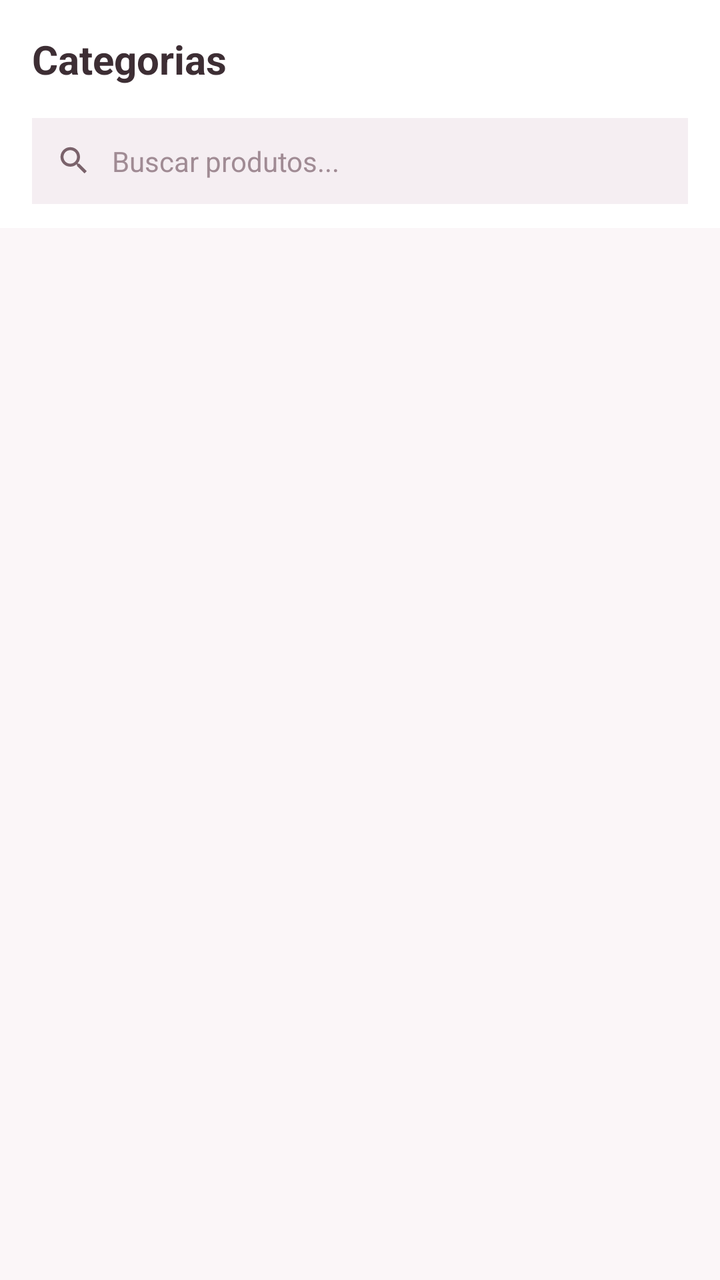
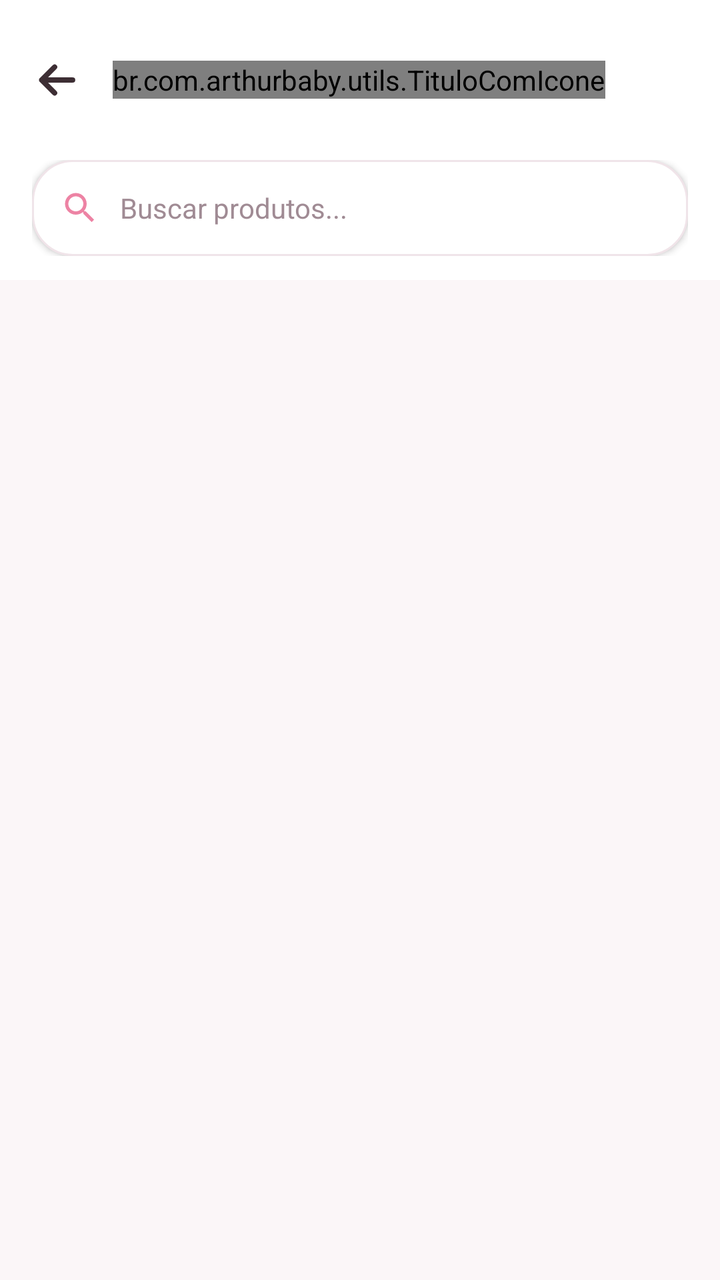

Before-and-after screenshots of an Android layout around one commit, followed by the original layout XML and the change that was made.
<!-- AndroidManifest.xml: application theme Theme.ArthurBaby -->
<!-- res/layout/fragment_categorias.xml -->
<?xml version="1.0" encoding="utf-8"?>
<LinearLayout xmlns:android="http://schemas.android.com/apk/res/android"
    xmlns:app="http://schemas.android.com/apk/res-auto"
    android:layout_width="match_parent"
    android:layout_height="match_parent"
    android:orientation="vertical"
    android:background="@color/fundo_claro">

    
    <LinearLayout
        android:layout_width="match_parent"
        android:layout_height="wrap_content"
        android:orientation="horizontal"
        android:gravity="center_vertical"
        android:padding="16dp"
        android:background="@color/branco">

        <TextView
            android:layout_width="0dp"
            android:layout_height="wrap_content"
            android:layout_weight="1"
            android:text="Categorias"
            android:textColor="@color/texto_primario"
            android:textSize="20sp"
            android:textStyle="bold" />
    </LinearLayout>

    
    <LinearLayout
        android:layout_width="match_parent"
        android:layout_height="wrap_content"
        android:orientation="horizontal"
        android:gravity="center_vertical"
        android:background="@color/branco"
        android:paddingHorizontal="16dp"
        android:paddingBottom="12dp">

        <LinearLayout
            android:layout_width="match_parent"
            android:layout_height="wrap_content"
            android:orientation="horizontal"
            android:gravity="center_vertical"
            android:background="@color/superficie"
            android:padding="12dp">

            <ImageView
                android:layout_width="18dp"
                android:layout_height="18dp"
                android:src="@drawable/ic_busca"
                app:tint="@color/cinza_medio"
                android:contentDescription="Buscar" />

            <TextView
                android:id="@+id/atalhoBuscaCat"
                android:layout_width="wrap_content"
                android:layout_height="wrap_content"
                android:text="Buscar produtos..."
                android:textColor="@color/cinza_texto"
                android:textSize="14sp"
                android:layout_marginStart="10dp" />
        </LinearLayout>
    </LinearLayout>

    
    <ProgressBar
        android:id="@+id/progressBar"
        android:layout_width="48dp"
        android:layout_height="48dp"
        android:layout_gravity="center_horizontal"
        android:layout_marginTop="60dp"
        android:indeterminateTint="@color/verde_arthur"
        android:visibility="visible" />

    
    <androidx.recyclerview.widget.RecyclerView
        android:id="@+id/rvCategorias"
        android:layout_width="match_parent"
        android:layout_height="match_parent"
        android:padding="16dp"
        android:clipToPadding="false"
        android:visibility="gone" />

</LinearLayout>
<!-- resources referenced by this layout -->
<resources>
  <color name="branco">#FFFFFF</color>
  <color name="cinza_medio">#7A626B</color>
  <color name="cinza_texto">#A08B94</color>
  <color name="fundo_claro">#FBF6F8</color>
  <color name="superficie">#F5EEF2</color>
  <color name="texto_primario">#3D2E34</color>
  <color name="verde_arthur">#37B6B0</color>
  <!-- drawable ic_busca (drawable) -->
  <vector xmlns:android="http://schemas.android.com/apk/res/android"
      android:width="24dp"
      android:height="24dp"
      android:viewportWidth="24"
      android:viewportHeight="24">
      <path
          android:fillColor="#FF000000"
          android:pathData="M15.5,14h-0.79l-0.28,-0.27C15.41,12.59 16,11.11 16,9.5 16,5.91 13.09,3 9.5,3S3,5.91 3,9.5 5.91,16 9.5,16c1.61,0 3.09,-0.59 4.23,-1.57l0.27,0.28v0.79l5,4.99L20.49,19l-4.99,-5zM9.5,14C7.01,14 5,11.99 5,9.5S7.01,5 9.5,5 14,7.01 14,9.5 11.99,14 9.5,14z"/>
  </vector>
  <style name="Theme.ArthurBaby" parent="Theme.MaterialComponents.DayNight.NoActionBar">
          <item name="colorPrimary">@color/verde_arthur</item>
          <item name="colorPrimaryVariant">@color/verde_escuro</item>
          <item name="colorOnPrimary">@color/branco</item>
          <item name="colorSecondary">@color/rosa_arthur</item>
          <item name="colorSecondaryVariant">@color/rosa_escuro</item>
          <item name="colorOnSecondary">@color/branco</item>
          <item name="android:statusBarColor">@color/verde_arthur</item>
          <item name="android:windowBackground">@color/fundo_claro</item>
          <item name="android:navigationBarColor">@color/branco</item>
          <item name="colorSurface">@color/branco</item>
          <item name="colorOnSurface">@color/texto_primario</item>
  
          
          <item name="android:windowLightStatusBar">false</item>
          <item name="android:windowLightNavigationBar">true</item>
      </style>
  <color name="verde_escuro">#2A8F8A</color>
  <color name="rosa_arthur">#ED83A4</color>
  <color name="rosa_escuro">#D56586</color>
</resources>

<!-- the commit's change to res/layout/fragment_categorias.xml (unified diff, before → after) -->
@@ -15,14 +15,28 @@
         android:padding="16dp"
         android:background="@color/branco">
 
-        <TextView
-            android:layout_width="0dp"
+        <ImageButton
+            android:id="@+id/btnVoltarCategorias"
+            style="@style/BotaoVoltar"
+            app:tint="@color/texto_primario" />
+
+        <br.com.arthurbaby.utils.TituloComIcone
+            android:layout_width="wrap_content"
             android:layout_height="wrap_content"
-            android:layout_weight="1"
             android:text="Categorias"
             android:textColor="@color/texto_primario"
             android:textSize="20sp"
-            android:textStyle="bold" />
+            android:textStyle="bold"
+            app:iconeTitulo="@drawable/ic_categorias" />
+
+
+        <Space
+
+            android:layout_width="0dp"
+
+            android:layout_height="1dp"
+
+            android:layout_weight="1" />
     </LinearLayout>
 
     
@@ -40,19 +54,20 @@
             android:layout_height="wrap_content"
             android:orientation="horizontal"
             android:gravity="center_vertical"
-            android:background="@color/superficie"
-            android:padding="12dp">
+            android:background="@drawable/bg_card_suave"
+            android:padding="14dp"
+            android:elevation="2dp">
 
             <ImageView
-                android:layout_width="18dp"
-                android:layout_height="18dp"
+                android:layout_width="20dp"
+                android:layout_height="20dp"
                 android:src="@drawable/ic_busca"
-                app:tint="@color/cinza_medio"
+                app:tint="@color/rosa_arthur"
                 android:contentDescription="Buscar" />
 
             <TextView
                 android:id="@+id/atalhoBuscaCat"
-                android:layout_width="wrap_content"
+                android:layout_width="match_parent"
                 android:layout_height="wrap_content"
                 android:text="Buscar produtos..."
                 android:textColor="@color/cinza_texto"
<!-- resource entries referenced after the edit -->
@@ -1,12 +1,18 @@
 <!-- resources referenced by this layout -->
 <resources>
   <color name="branco">#FFFFFF</color>
-  <color name="cinza_medio">#7A626B</color>
   <color name="cinza_texto">#A08B94</color>
   <color name="fundo_claro">#FBF6F8</color>
-  <color name="superficie">#F5EEF2</color>
   <color name="texto_primario">#3D2E34</color>
   <color name="verde_arthur">#37B6B0</color>
+  <!-- drawable bg_card_suave (drawable) -->
+  <?xml version="1.0" encoding="utf-8"?>
+  <shape xmlns:android="http://schemas.android.com/apk/res/android"
+      android:shape="rectangle">
+      <solid android:color="@color/branco" />
+      <corners android:radius="20dp" />
+      <stroke android:width="1dp" android:color="@color/cinza_borda" />
+  </shape>
   <!-- drawable ic_busca (drawable) -->
   <vector xmlns:android="http://schemas.android.com/apk/res/android"
       android:width="24dp"
@@ -17,6 +23,29 @@
           android:fillColor="#FF000000"
           android:pathData="M15.5,14h-0.79l-0.28,-0.27C15.41,12.59 16,11.11 16,9.5 16,5.91 13.09,3 9.5,3S3,5.91 3,9.5 5.91,16 9.5,16c1.61,0 3.09,-0.59 4.23,-1.57l0.27,0.28v0.79l5,4.99L20.49,19l-4.99,-5zM9.5,14C7.01,14 5,11.99 5,9.5S7.01,5 9.5,5 14,7.01 14,9.5 11.99,14 9.5,14z"/>
   </vector>
+  <!-- drawable ic_categorias (drawable) -->
+  <vector xmlns:android="http://schemas.android.com/apk/res/android"
+      android:width="24dp"
+      android:height="24dp"
+      android:viewportWidth="24"
+      android:viewportHeight="24">
+      <path
+          android:fillColor="#FF000000"
+          android:pathData="M4,4h6v6H4zM14,4h6v6h-6zM4,14h6v6H4zM14,14h6v6h-6z"/>
+  </vector>
+  <style name="BotaoVoltar">
+          <item name="android:layout_width">48dp</item>
+          <item name="android:layout_height">48dp</item>
+          <item name="android:layout_marginStart">-12dp</item>
+          <item name="android:layout_marginEnd">4dp</item>
+          <item name="android:padding">12dp</item>
+          <item name="android:scaleType">fitCenter</item>
+          <item name="android:src">@drawable/ic_voltar</item>
+          <item name="tint">@color/texto_primario</item>
+          <item name="android:background">?attr/selectableItemBackgroundBorderless</item>
+          <item name="android:contentDescription">Voltar</item>
+          <item name="android:tooltipText">Voltar</item>
+      </style>
   <style name="Theme.ArthurBaby" parent="Theme.MaterialComponents.DayNight.NoActionBar">
           <item name="colorPrimary">@color/verde_arthur</item>
           <item name="colorPrimaryVariant">@color/verde_escuro</item>
@@ -34,6 +63,21 @@
           <item name="android:windowLightStatusBar">false</item>
           <item name="android:windowLightNavigationBar">true</item>
       </style>
+  <color name="cinza_borda">#F0E4E9</color>
+  <!-- drawable ic_voltar (drawable) -->
+  <?xml version="1.0" encoding="utf-8"?>
+  <vector xmlns:android="http://schemas.android.com/apk/res/android"
+      android:width="24dp"
+      android:height="24dp"
+      android:viewportWidth="24"
+      android:viewportHeight="24">
+      <path
+          android:pathData="M20,12H4.5M11,5.5L4.5,12L11,18.5"
+          android:strokeColor="#FF000000"
+          android:strokeWidth="2.6"
+          android:strokeLineCap="round"
+          android:strokeLineJoin="round" />
+  </vector>
   <color name="verde_escuro">#2A8F8A</color>
   <color name="rosa_arthur">#ED83A4</color>
   <color name="rosa_escuro">#D56586</color>
